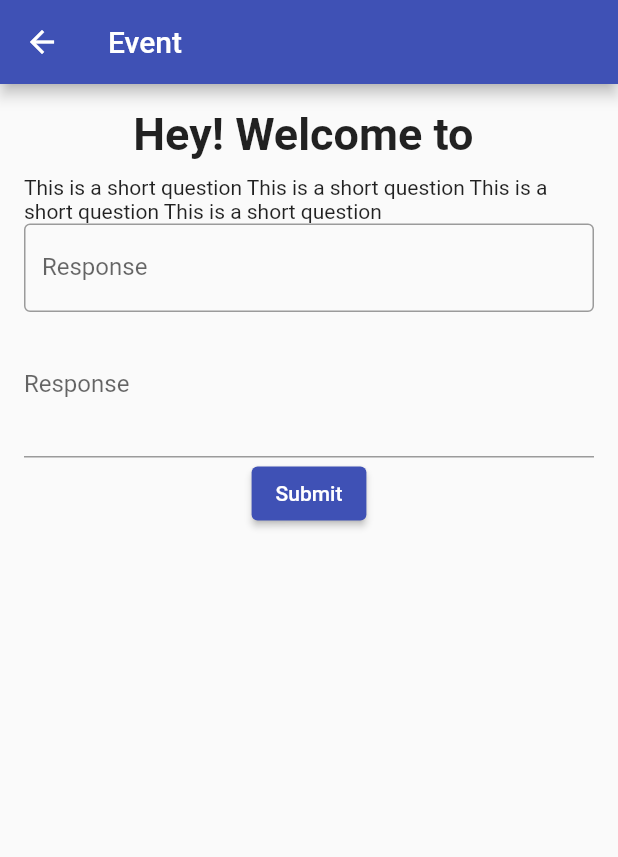
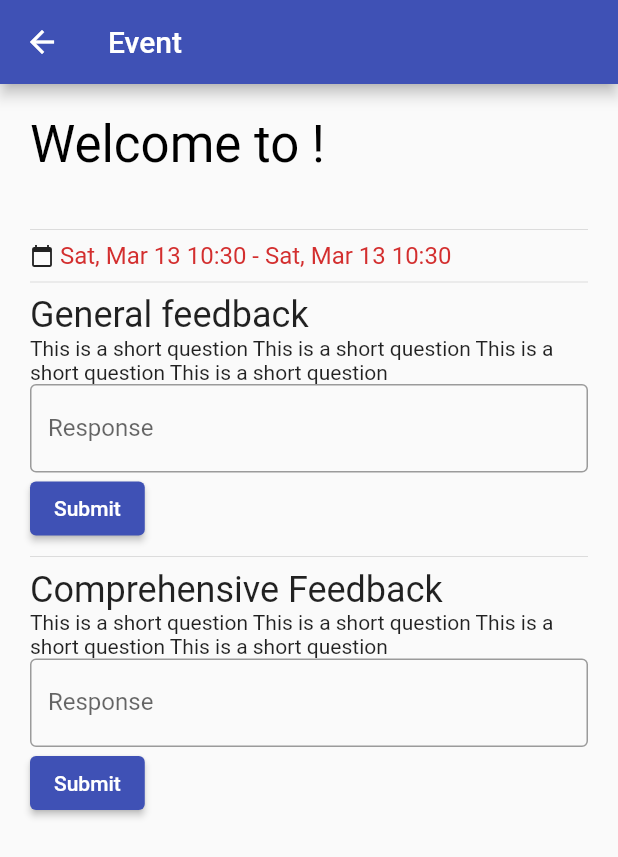
Before and after one commit to Cox-Andrew/cs261-cw, a Flutter app: the EventScreen screen opened directly with empty values, on a phone screen of 412 x 824 dp. Shown: the top 857 px of the screen. Run offline on Flutter 3.47's test engine with Material 2 defaults, Android fonts, the phone set to English and light mode, and no system bars; accounts and stored records are empty.

Commit message:
setup event page framework

```diff
--- a/moodlysis_app/lib/screens/timeline/event/event.dart
+++ b/moodlysis_app/lib/screens/timeline/event/event.dart
@@ -1,28 +1,68 @@
 import 'package:flutter/material.dart';
 
 import 'package:moodlysis_app/screens/timeline/event/arguments.dart';
+import 'package:moodlysis_app/utils/events.dart';
 
 class EventScreen extends StatelessWidget {
   @override
   Widget build(BuildContext context) {
     final EventScreenArgs args = ModalRoute.of(context).settings.arguments;
+    bool _live = args.event.schedule.start.isBefore(DateTime.now());
 
     return Scaffold(
       appBar: AppBar(
         title: Text("Event"),
       ),
       body: Padding(
-        padding: const EdgeInsets.all(16.0),
+        padding: const EdgeInsets.all(20),
         child: Column(
+          crossAxisAlignment: CrossAxisAlignment.start,
           children: [
+            Padding(
+              padding: const EdgeInsets.only(bottom: 10),
+              child: RichText(
+                text: TextSpan(children: [
+                  TextSpan(
+                      text: 'Welcome to ',
+                      style: TextStyle(fontWeight: FontWeight.normal)),
+                  TextSpan(
+                      text: args.event.title,
+                      style: TextStyle(color: Theme.of(context).primaryColor)),
+                  TextSpan(
+                      text: '!',
+                      style: TextStyle(fontWeight: FontWeight.normal)),
+                ], style: Theme.of(context).textTheme.headline4),
+                maxLines: 3,
+                overflow: TextOverflow.ellipsis,
+              ),
+            ),
             Text(
-              "Hey! Welcome to ${args.event.title}",
-              style: TextStyle(fontWeight: FontWeight.bold, fontSize: 30),
+              args.event.description,
+              style: Theme.of(context).textTheme.subtitle1,
+              maxLines: 3,
+              overflow: TextOverflow.ellipsis,
             ),
-            SizedBox(
-              height: 10,
-            ),
-            FeedbackForm(),
+            Divider(),
+            Row(children: [
+              Icon(Icons.calendar_today,
+                  size: Theme.of(context).textTheme.subtitle1.fontSize),
+              Text(' ${args.event.schedule.humanReadable}',
+                  style: Theme.of(context)
+                      .textTheme
+                      .subtitle1
+                      .copyWith(color: Theme.of(context).errorColor)),
+            ]),
+            Divider(),
+            _live
+                ? Column(children: [
+                    GeneralFeedbackForm(),
+                    Divider(),
+                    ComprehensiveFeedbackForm(),
+                  ])
+                : Expanded(
+                    child: Align(
+                        alignment: FractionalOffset(0.5, 0.3),
+                        child: Text("This event hasn't started yet.", style: Theme.of(context).textTheme.headline3, textAlign: TextAlign.center,))),
           ],
         ),
       ),
@@ -30,23 +70,25 @@ class EventScreen extends StatelessWidget {
   }
 }
 
-class FeedbackForm extends StatefulWidget {
+class ComprehensiveFeedbackForm extends StatefulWidget {
   @override
-  FeedbackFormState createState() {
-    return FeedbackFormState();
+  ComprehensiveFeedbackFormState createState() {
+    return ComprehensiveFeedbackFormState();
   }
 }
 
-class FeedbackFormState extends State<FeedbackForm> {
-  // Create a global key that uniquely identifies the Form widget
-  // and allows validation of the form.
+class ComprehensiveFeedbackFormState extends State<ComprehensiveFeedbackForm> {
   final _formKey = GlobalKey<FormState>();
 
   @override
   Widget build(BuildContext context) {
     return Form(
         key: _formKey,
-        child: Column(children: <Widget>[
+        child: Column(
+            crossAxisAlignment: CrossAxisAlignment.start,
+            children: <Widget>[
+              Text("Comprehensive Feedback",
+                  style: Theme.of(context).textTheme.headline5),
               Column(
                 children: [
                   Text(
@@ -66,12 +108,48 @@ class FeedbackFormState extends State<FeedbackForm> {
                   ),
                 ],
               ),
+              ElevatedButton(
+                onPressed: () {
+                  if (_formKey.currentState.validate()) {
+                    Scaffold.of(context).showSnackBar(
+                        SnackBar(content: Text('Processing Data')));
+                  }
+                },
+                child: Text('Submit'),
+              ),
+            ]));
+  }
+}
+
+class GeneralFeedbackForm extends StatefulWidget {
+  @override
+  GeneralFeedbackFormState createState() {
+    return GeneralFeedbackFormState();
+  }
+}
+
+class GeneralFeedbackFormState extends State<GeneralFeedbackForm> {
+  final _formKey = GlobalKey<FormState>();
+
+  @override
+  Widget build(BuildContext context) {
+    return Form(
+        key: _formKey,
+        child: Column(
+            crossAxisAlignment: CrossAxisAlignment.start,
+            children: <Widget>[
+              Text("General feedback",
+                  style: Theme.of(context).textTheme.headline5),
+              Column(
+                children: [
+                  Text(
+                      "This is a short question This is a short question This is a short question This is a short question"),
                   TextFormField(
                     decoration: const InputDecoration(
                       labelText: "Response",
+                      border: OutlineInputBorder(),
                     ),
-            maxLines: 3,
-            keyboardType: TextInputType.multiline,
+                    keyboardType: TextInputType.text,
                     validator: (value) {
                       if (value.isEmpty) {
                         return 'Required';
@@ -79,11 +157,13 @@ class FeedbackFormState extends State<FeedbackForm> {
                       return null;
                     },
                   ),
+                ],
+              ),
               ElevatedButton(
                 onPressed: () {
                   if (_formKey.currentState.validate()) {
-                Scaffold.of(context)
-                    .showSnackBar(SnackBar(content: Text('Processing Data')));
+                    Scaffold.of(context).showSnackBar(
+                        SnackBar(content: Text('Processing Data')));
                   }
                 },
                 child: Text('Submit'),
```
Lines whose indentation alone changed are shown as unchanged.
